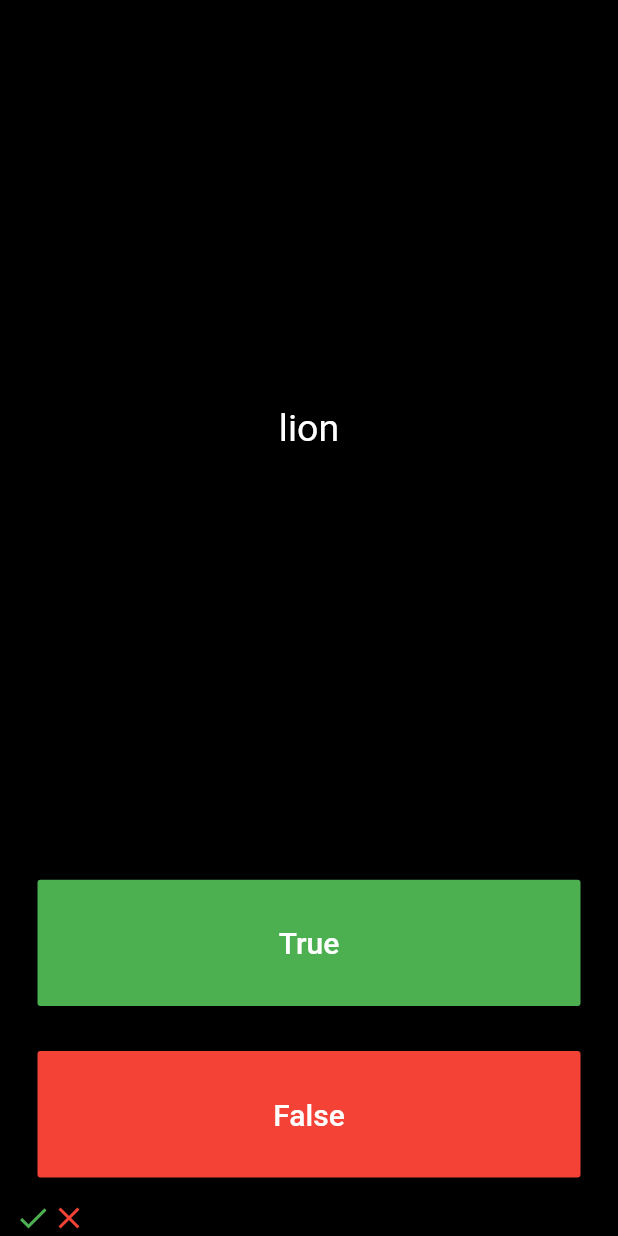
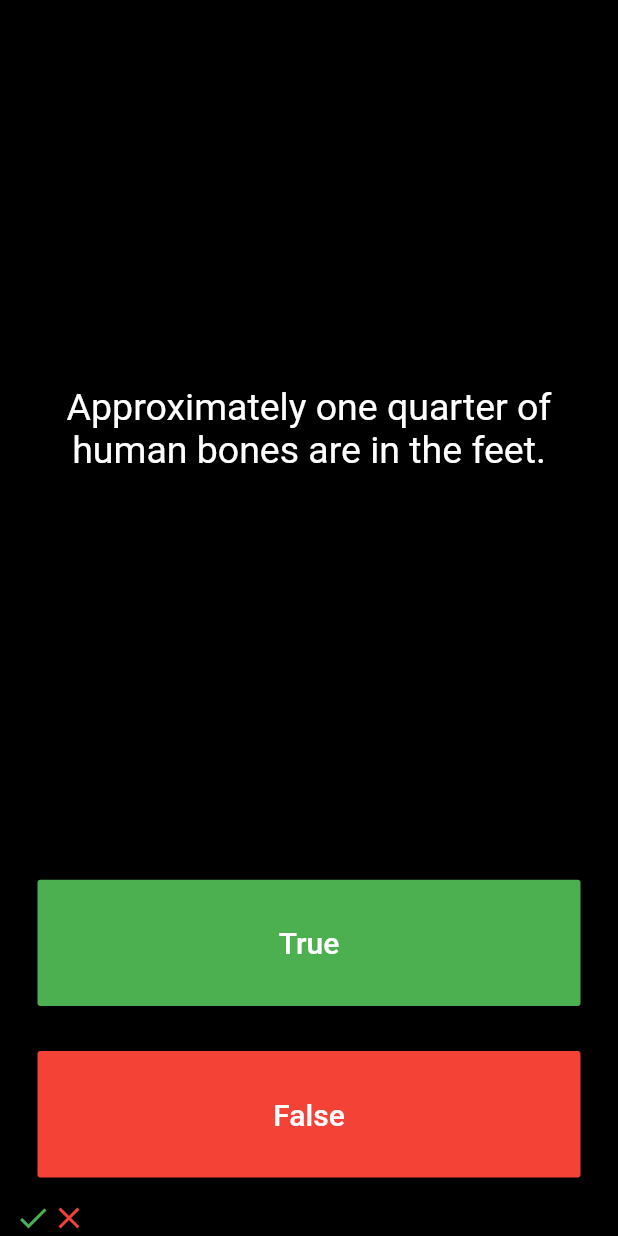
Before and after one commit to dihsarjr/Quiz_Flutter_App, a Flutter app: the screen it shows after launch, after a tap on "True", after a tap on "False", on a phone screen of 412 x 824 dp. Run offline on Flutter 3.47's test engine with Material 2 defaults, Android fonts, the phone set to English and light mode, and no system bars.

Commit message:
QuestionBank done

```diff
--- a/lib/main.dart
+++ b/lib/main.dart
@@ -1,5 +1,7 @@
 import 'package:flutter/material.dart';
-import 'question.dart';
+import 'package:quizapp/questionBanks.dart';
+
+QuestionBanks questionBanks = QuestionBanks();
 
 void main() {
   runApp(MyApp());
@@ -40,17 +42,6 @@ class _QuizPageState extends State<QuizPage> {
     ),
   ];
 
-//  List<String> questions = ['rat', 'cat', 'dog', 'lion', 'monkey'];
-//
-//  List<bool> ans = [true, false, true, false, true];
-
-  List<Question> questionBank = [
-    Question('cat', true),
-    Question('rat', false),
-    Question('lion', false),
-    Question('dog', false),
-    Question('monkey', false)
-  ];
   int questionNumber = 0;
 
   @override
@@ -65,7 +56,7 @@ class _QuizPageState extends State<QuizPage> {
             padding: EdgeInsets.all(10.0),
             child: Center(
               child: Text(
-                questionBank[questionNumber].questionText,
+                questionBanks.questionBank[questionNumber].questionText,
                 textAlign: TextAlign.center,
                 style: TextStyle(
                   fontSize: 25.0,
@@ -89,7 +80,8 @@ class _QuizPageState extends State<QuizPage> {
                 ),
               ),
               onPressed: () {
-                bool correctAnswer = questionBank[questionNumber].questionAns;
+                bool correctAnswer =
+                    questionBanks.questionBank[questionNumber].questionAns;
                 if (correctAnswer == true) {
                 } else {}
                 setState(() {
@@ -112,7 +104,8 @@ class _QuizPageState extends State<QuizPage> {
                 ),
               ),
               onPressed: () {
-                bool correctAnswer = questionBank[questionNumber].questionAns;
+                bool correctAnswer =
+                    questionBanks.questionBank[questionNumber].questionAns;
                 if (correctAnswer == false) {
                 } else {}
                 setState(() {
--- /dev/null
+++ b/lib/questionBanks.dart
@@ -0,0 +1,31 @@
+import 'question.dart';
+
+class QuestionBanks {
+  List<Question> questionBank = [
+    Question('Some cats are actually allergic to humans', true),
+    Question('You can lead a cow down stairs but not up stairs.', false),
+    Question('Approximately one quarter of human bones are in the feet.', true),
+    Question('A slug\'s blood is green.', true),
+    Question('Buzz Aldrin\'s mother\'s maiden name was \"Moon\".', true),
+    Question('It is illegal to pee in the Ocean in Portugal.', true),
+    Question(
+        'No piece of square dry paper can be folded in half more than 7 times.',
+        false),
+    Question(
+        'In London, UK, if you happen to die in the House of Parliament, you are technically entitled to a state funeral, because the building is considered too sacred a place.',
+        true),
+    Question(
+        'The loudest sound produced by any animal is 188 decibels. That animal is the African Elephant.',
+        false),
+    Question(
+        'The total surface area of two human lungs is approximately 70 square metres.',
+        true),
+    Question('Google was originally called \"Backrub\".', true),
+    Question(
+        'Chocolate affects a dog\'s heart and nervous system; a few ounces are enough to kill a small dog.',
+        true),
+    Question(
+        'In West Virginia, USA, if you accidentally hit an animal with your car, you are free to take it home to eat.',
+        true),
+  ];
+}
```
